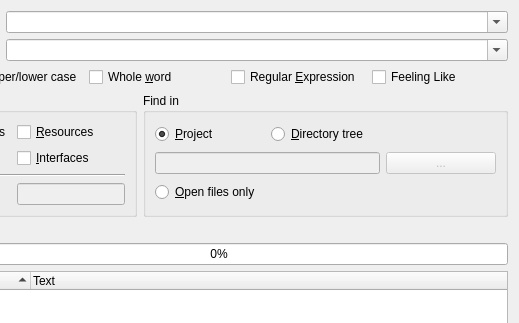
The window that UI/FindFileDialog.ui (testmana2/test) describes before a commit, drawn with Qt 5; both pictures show x 81 to 600 and y 0 to 323 of the 600 by 750 pixel window.
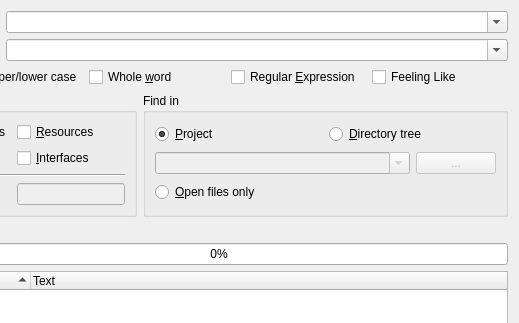
The same window after the commit. Custom widgets are drawn as their Qt base class.

Commit message: Changed the Find in Files dialog to remember the history of the search string, replace string and the search directory.

```diff
--- a/UI/FindFileDialog.ui
+++ b/UI/FindFileDialog.ui
@@ -229,65 +229,89 @@
        <property name="title" >
         <string>Find in</string>
        </property>
-       <layout class="QGridLayout" name="gridLayout_2" >
-        <item row="0" column="0" >
-         <widget class="QRadioButton" name="projectButton" >
-          <property name="toolTip" >
-           <string>Search in files of the current project</string>
-          </property>
-          <property name="text" >
-           <string>&amp;Project</string>
-          </property>
-          <property name="checked" >
-           <bool>true</bool>
-          </property>
-         </widget>
+       <layout class="QVBoxLayout" name="verticalLayout_2">
+        <item>
+         <layout class="QHBoxLayout" name="horizontalLayout_3">
+          <item>
+           <widget class="QRadioButton" name="projectButton">
+            <property name="toolTip">
+             <string>Search in files of the current project</string>
+            </property>
+            <property name="text">
+             <string>&amp;Project</string>
+            </property>
+            <property name="checked">
+             <bool>true</bool>
+            </property>
+           </widget>
+          </item>
+          <item>
+           <widget class="QRadioButton" name="dirButton">
+            <property name="toolTip">
+             <string>Search in files of a directory tree to be entered below</string>
+            </property>
+            <property name="text">
+             <string>&amp;Directory tree</string>
+            </property>
+           </widget>
+          </item>
+         </layout>
         </item>
-        <item row="0" column="1" colspan="2" >
-         <widget class="QRadioButton" name="dirButton" >
-          <property name="toolTip" >
-           <string>Search in files of a directory tree to be entered below</string>
-          </property>
-          <property name="text" >
-           <string>&amp;Directory tree</string>
-          </property>
-         </widget>
+        <item>
+         <layout class="QHBoxLayout" name="horizontalLayout_4">
+          <item>
+           <widget class="QComboBox" name="dirCombo">
+            <property name="enabled">
+             <bool>false</bool>
+            </property>
+            <property name="sizePolicy">
+             <sizepolicy hsizetype="Expanding" vsizetype="Fixed">
+              <horstretch>0</horstretch>
+              <verstretch>0</verstretch>
+             </sizepolicy>
+            </property>
+            <property name="toolTip">
+             <string>Enter the directory to search in</string>
+            </property>
+            <property name="editable">
+             <bool>true</bool>
+            </property>
+            <property name="insertPolicy">
+             <enum>QComboBox::InsertAtTop</enum>
+            </property>
+            <property name="sizeAdjustPolicy">
+             <enum>QComboBox::AdjustToMinimumContentsLength</enum>
+            </property>
+           </widget>
+          </item>
+          <item>
+           <widget class="QPushButton" name="dirSelectButton">
+            <property name="enabled">
+             <bool>false</bool>
+            </property>
+            <property name="toolTip">
+             <string>Select the directory via a directory selection dialog</string>
+            </property>
+            <property name="text">
+             <string>...</string>
+            </property>
+           </widget>
+          </item>
+         </layout>
         </item>
-        <item row="1" column="0" colspan="2" >
-         <widget class="QLineEdit" name="dirEdit" >
-          <property name="enabled" >
-           <bool>false</bool>
-          </property>
-          <property name="toolTip" >
-           <string>Enter the directory to search in</string>
-          </property>
-         </widget>
-        </item>
-        <item row="1" column="2" >
-         <widget class="QPushButton" name="dirSelectButton" >
-          <property name="enabled" >
-           <bool>false</bool>
-          </property>
-          <property name="focusPolicy" >
-           <enum>Qt::NoFocus</enum>
-          </property>
-          <property name="toolTip" >
-           <string>Select the directory via a directory selection dialog</string>
-          </property>
-          <property name="text" >
-           <string>...</string>
-          </property>
-         </widget>
-        </item>
-        <item row="2" column="0" colspan="3" >
-         <widget class="QRadioButton" name="openFilesButton" >
-          <property name="toolTip" >
-           <string>Search in open files only </string>
-          </property>
-          <property name="text" >
-           <string>&amp;Open files only</string>
-          </property>
-         </widget>
+        <item>
+         <layout class="QHBoxLayout" name="horizontalLayout_5">
+          <item>
+           <widget class="QRadioButton" name="openFilesButton">
+            <property name="toolTip">
+             <string>Search in open files only </string>
+            </property>
+            <property name="text">
+             <string>&amp;Open files only</string>
+            </property>
+           </widget>
+          </item>
+         </layout>
         </item>
        </layout>
       </widget>
```
Left out of the diff: 274 changed lines with no effect on the pictures. The commit also changes 2 other files.
